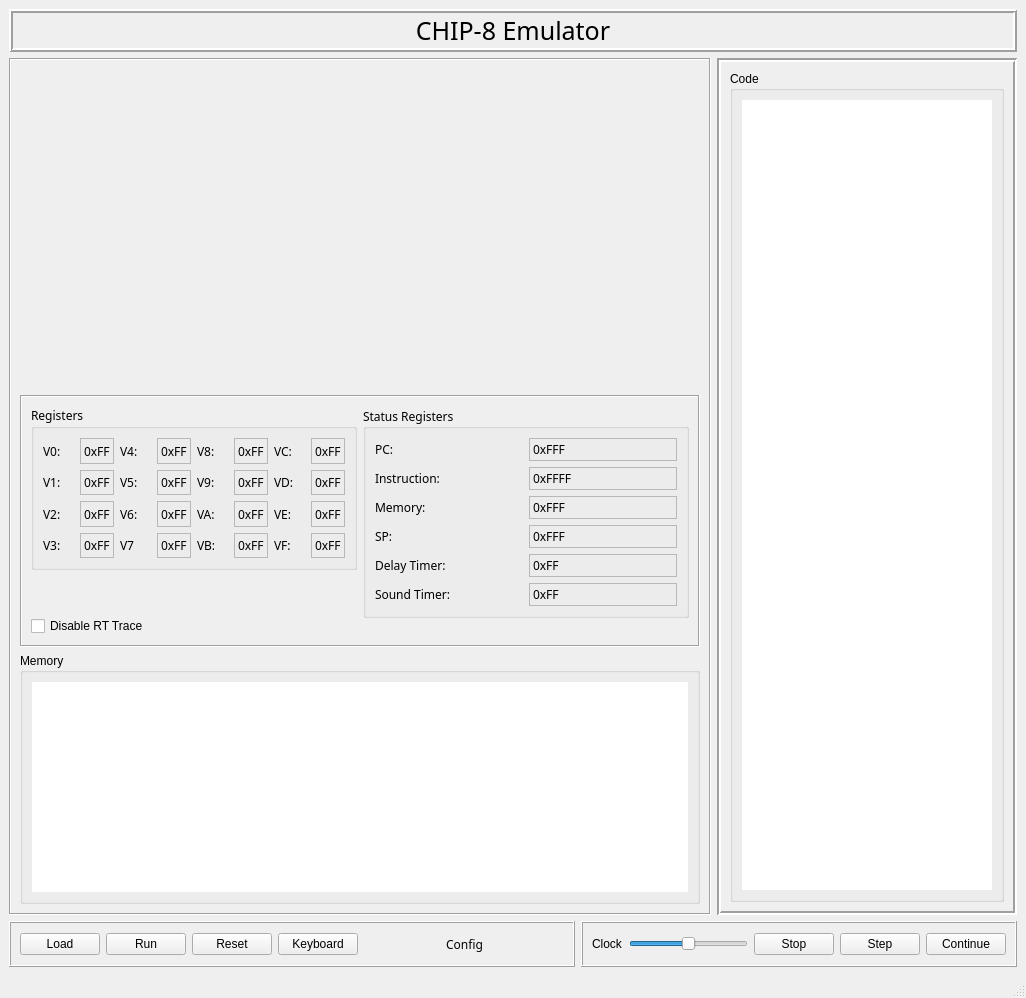
Qt form src/gui/ui/mainwindow.ui (42wonko/chip8) before a commit.
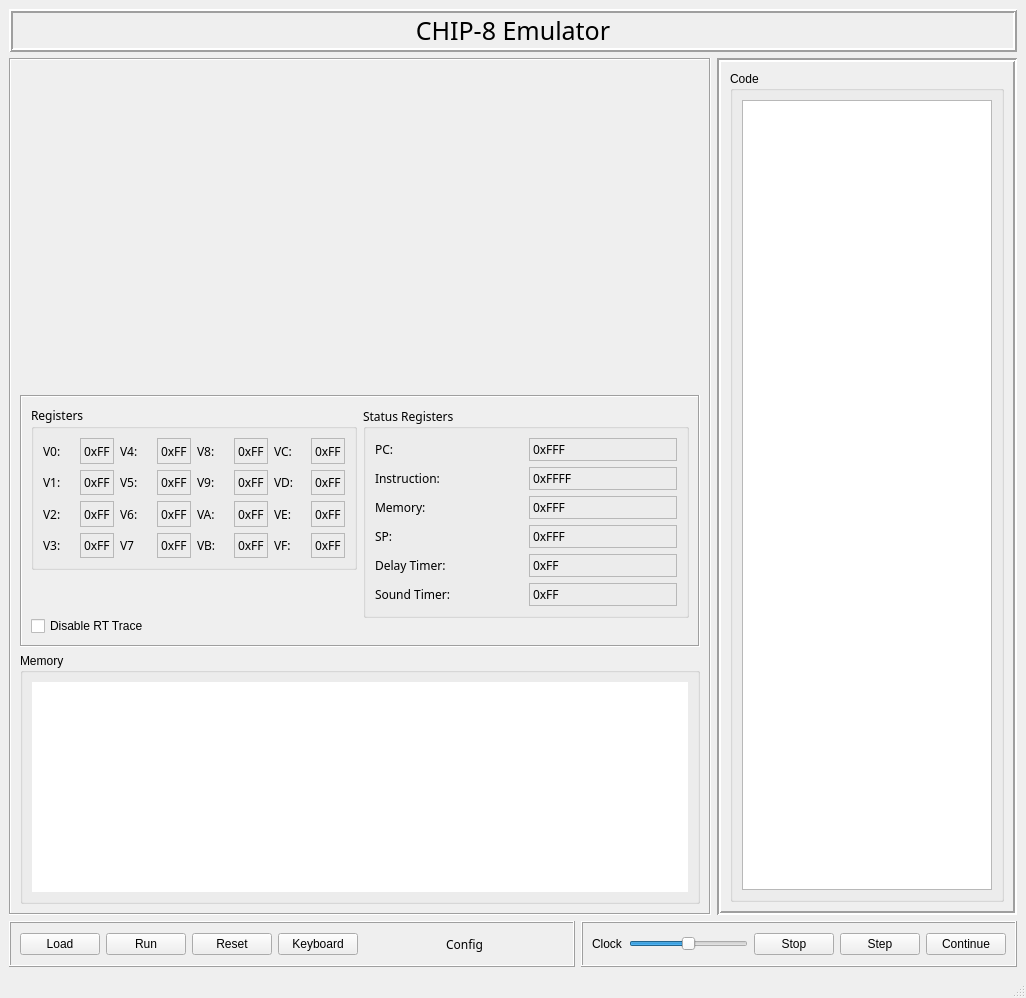
The same form after that commit. Custom widgets are drawn as their Qt base class.

Commit message: changed code list view to a table view

```diff
--- a/src/gui/ui/mainwindow.ui
+++ b/src/gui/ui/mainwindow.ui
@@ -804,53 +804,7 @@
            </property>
            <layout class="QVBoxLayout" name="verticalLayout">
             <item>
-             <widget class="QListView" name="codeListView">
-              <property name="enabled">
-               <bool>true</bool>
-              </property>
-              <property name="minimumSize">
-               <size>
-                <width>250</width>
-                <height>0</height>
-               </size>
-              </property>
-              <property name="font">
-               <font>
-                <family>Courier</family>
-                <pointsize>12</pointsize>
-               </font>
-              </property>
-              <property name="toolTip">
-               <string notr="true"/>
-              </property>
-              <property name="statusTip">
-               <string notr="true"/>
-              </property>
-              <property name="whatsThis">
-               <string notr="true"/>
-              </property>
-              <property name="frameShape">
-               <enum>QFrame::Shape::NoFrame</enum>
-              </property>
-              <property name="frameShadow">
-               <enum>QFrame::Shadow::Plain</enum>
-              </property>
-              <property name="editTriggers">
-               <set>QAbstractItemView::EditTrigger::NoEditTriggers</set>
-              </property>
-              <property name="showDropIndicator" stdset="0">
-               <bool>false</bool>
-              </property>
-              <property name="selectionMode">
-               <enum>QAbstractItemView::SelectionMode::NoSelection</enum>
-              </property>
-              <property name="wordWrap">
-               <bool>false</bool>
-              </property>
-              <property name="itemAlignment">
-               <set>Qt::AlignmentFlag::AlignLeading</set>
-              </property>
-             </widget>
+             <widget class="QTableView" name="codeTableView"/>
             </item>
            </layout>
           </widget>
```
